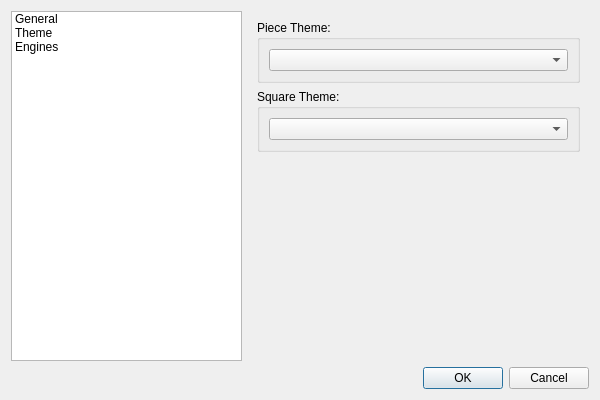
Old version of the form src/ui/configuredialog.ui in the repository manyoso/queensmate.
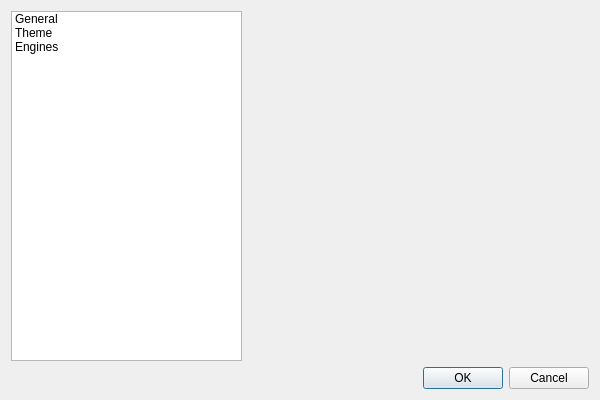
New version of the form.

Commit message: * Allow for changing the theme on current board

```diff
--- a/src/ui/configuredialog.ui
+++ b/src/ui/configuredialog.ui
@@ -88,45 +88,6 @@
           <height>340</height>
          </rect>
         </property>
-        <layout class="QVBoxLayout" name="verticalLayout" >
-         <item>
-          <widget class="QGroupBox" name="ui_pieceBox" >
-           <property name="title" >
-            <string>Piece Theme:</string>
-           </property>
-           <layout class="QHBoxLayout" name="horizontalLayout" >
-            <item>
-             <widget class="QComboBox" name="ui_pieceTheme" />
-            </item>
-           </layout>
-          </widget>
-         </item>
-         <item>
-          <widget class="QGroupBox" name="ui_squareBox" >
-           <property name="title" >
-            <string>Square Theme:</string>
-           </property>
-           <layout class="QHBoxLayout" name="horizontalLayout_2" >
-            <item>
-             <widget class="QComboBox" name="ui_squareTheme" />
-            </item>
-           </layout>
-          </widget>
-         </item>
-         <item>
-          <spacer name="verticalSpacer" >
-           <property name="orientation" >
-            <enum>Qt::Vertical</enum>
-           </property>
-           <property name="sizeHint" stdset="0" >
-            <size>
-             <width>20</width>
-             <height>173</height>
-            </size>
-           </property>
-          </spacer>
-         </item>
-        </layout>
        </widget>
        <widget class="QWidget" name="ui_enginePage" >
         <property name="geometry" >
```
The commit also changes 17 other files.
